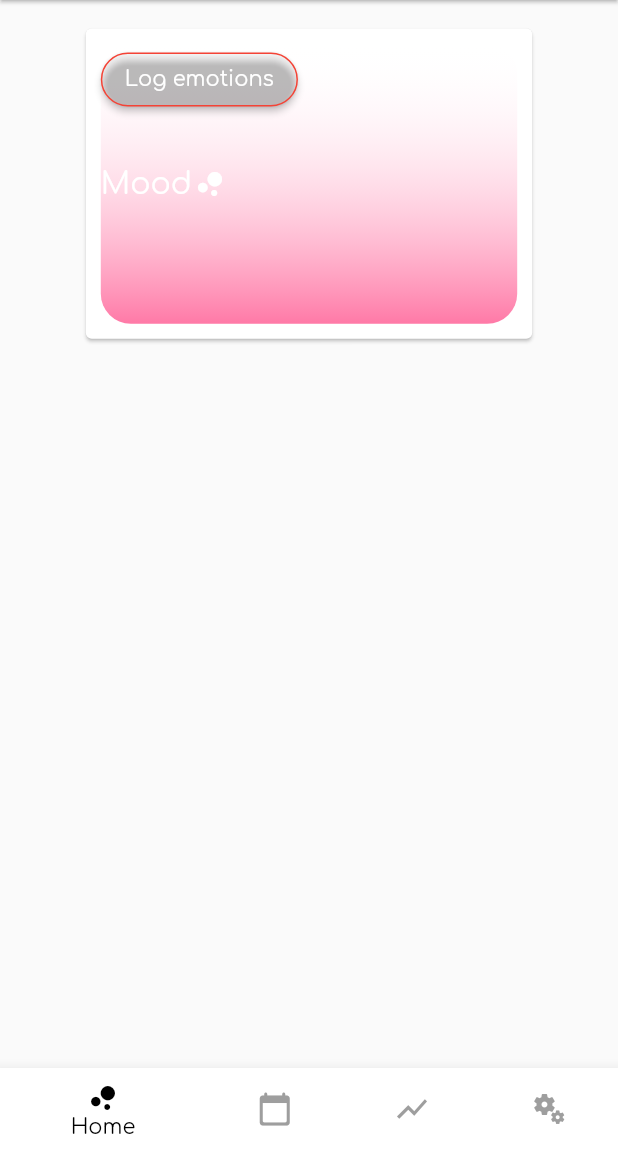
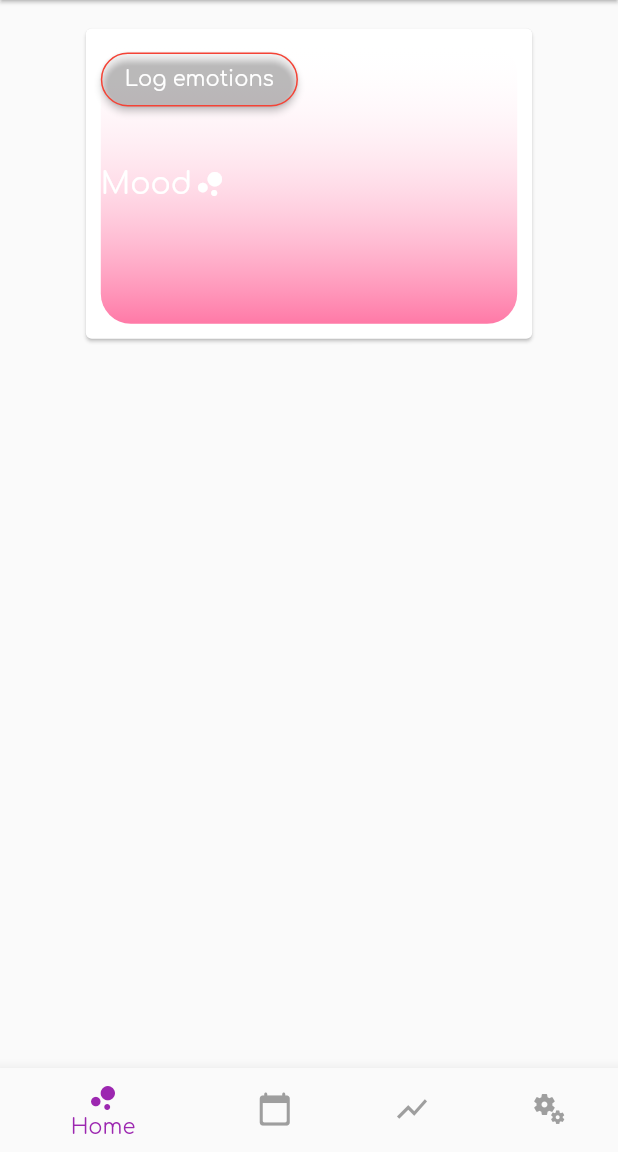
Before and after one commit to AugusteBalz/trial0125, a Flutter app: the screen it shows after launch, on a phone screen of 412 x 824 dp, the part 84-1236 px from its top. Run offline on Flutter 3.47's test engine with Material 2 defaults, Android fonts, the phone set to English and light mode, and no system bars; drawn by our look-alikes of carousel_slider; our stand-ins replace hive, toggle_switch; accounts and stored records are empty.

Commit message:
simple theme change works // edit 2 works

```diff
--- a/lib/main.dart
+++ b/lib/main.dart
@@ -183,43 +183,63 @@ class _HomePageState extends State<HomePage> {
           ],
         ),
       ),
-      bottomNavigationBar: BottomNavigationBar(
+      bottomNavigationBar:
+
+      Theme(
+        data: Theme.of(context).copyWith(
+          // sets the background color of the `BottomNavigationBar`
+           // canvasColor: Colors.green,
+            // sets the active color of the `BottomNavigationBar` if `Brightness` is light
+            primaryColor: Colors.red,
+            textTheme: Theme
+                .of(context)
+                .textTheme
+                .copyWith(caption: new TextStyle(color: Colors.yellow))), // sets the inactive color of the `BottomNavigationBar`
+        child: new BottomNavigationBar(
 
 
-        backgroundColor: Colors.pink,
+         // backgroundColor: Colors.pink,
           items: const <BottomNavigationBarItem>[
             BottomNavigationBarItem(
               icon: Icon(Icons.bubble_chart_rounded),
               label: 'Home',
-            backgroundColor: Colors.white,
+            //  backgroundColor: Colors.white,
 
 
             ),
             BottomNavigationBarItem(
               icon: Icon(Icons.calendar_today_rounded),
               label: 'History',
-            backgroundColor: Colors.white,
+             // backgroundColor: Colors.white,
 
             ),
             BottomNavigationBarItem(
               icon: Icon(Icons.show_chart),
               label: 'Graphs',
-            backgroundColor: Colors.white,
+             // backgroundColor: Colors.white,
 
             ),
 
             BottomNavigationBarItem(
               icon: Icon(Icons.miscellaneous_services_rounded),
               label: 'Settings',
-            backgroundColor: Colors.white,
+             // backgroundColor: Colors.white,
 
             ),
           ],
           currentIndex: _selectedIndex,
-        selectedItemColor: Colors.black,
+          selectedItemColor: Colors.purple,
           unselectedItemColor: Colors.grey,
           onTap: _onItemTapped,
         ),
+      ),
+
+
+
+
+
+
+
     );
   }
 }
```
Lines whose indentation alone changed are shown as unchanged.
